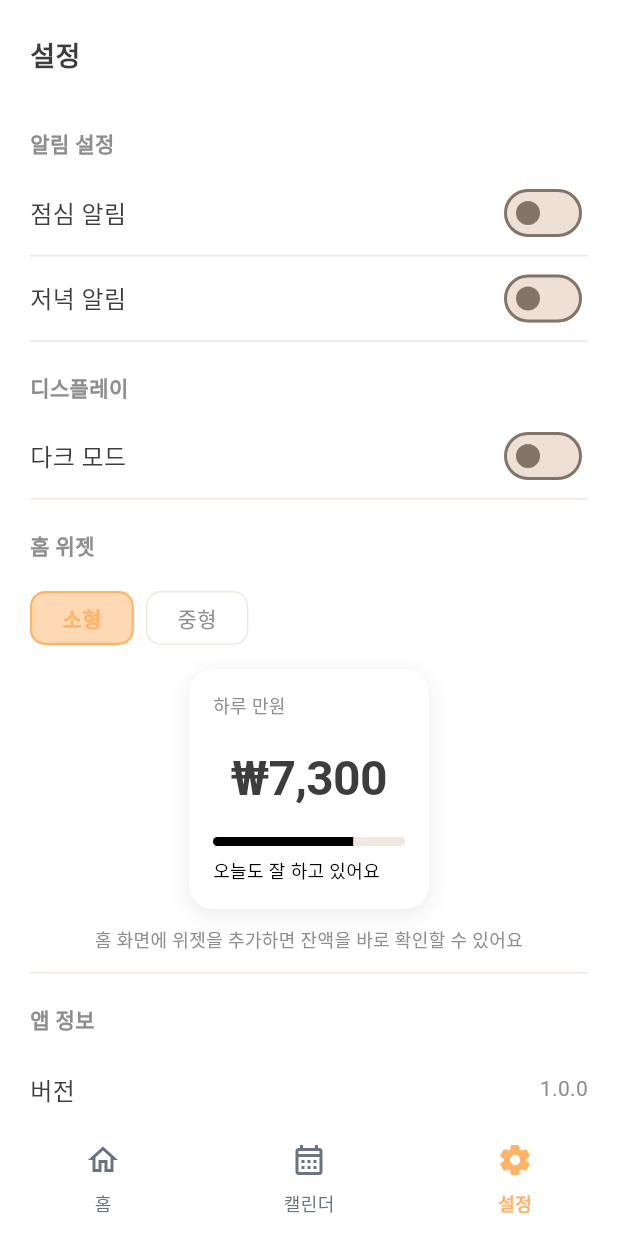
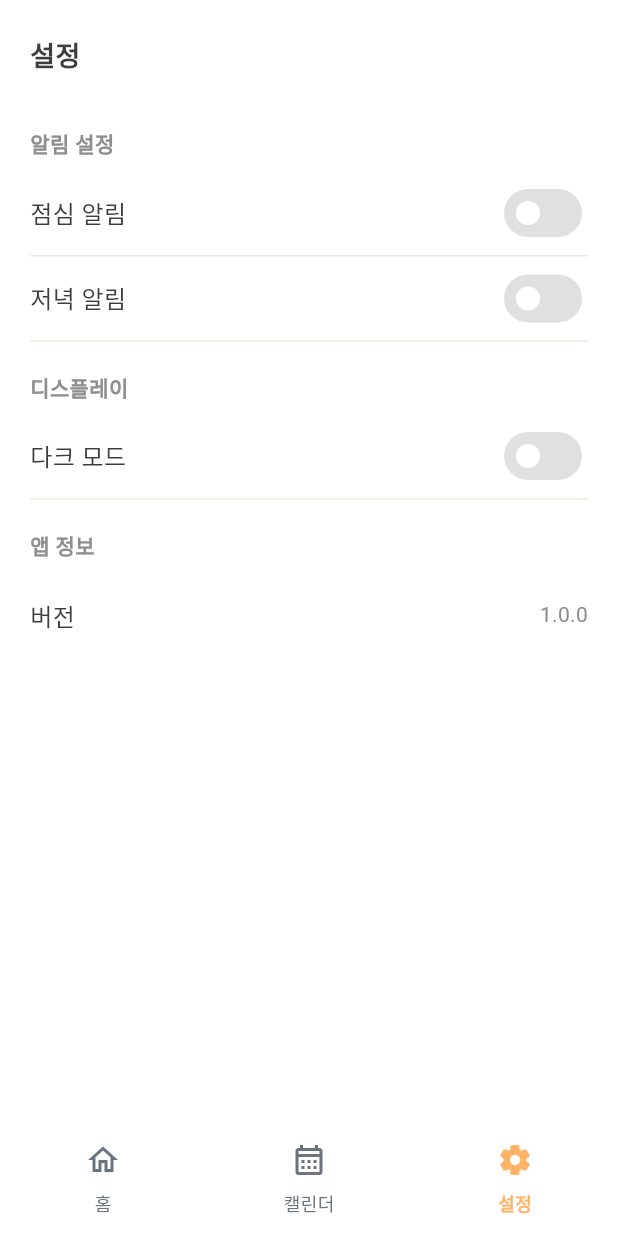
Before and after one commit to seong9566/Daily_manwon, a Flutter app: the screen it shows after launch, item 3 of the bottom bar chosen, on a phone screen of 412 x 824 dp. Run offline on Flutter 3.47's test engine with Material 3 defaults, Android fonts, the phone set to English and light mode, and no system bars; our stand-ins replace drift, drift_flutter, flutter_animate, flutter_local_notifications, flutter_riverpod, freezed_annotation and 6 more; missing offline and left inert: home_widget; accounts and stored records are empty; generated files the repository leaves out were written again; Roboto replaces fonts that are missing (Pretendard); statements that could not run were skipped; project files that could hold a hidden picture were left out.

Commit message:
style: 설정 화면의 스위치 위젯 흑백 테마 적용
- 스위치 on/off 시 기본 테마 색상(블랙 앤 화이트)을 적용하도록 변경
- 다크모드 대응 추가

```diff
--- a/lib/features/settings/presentation/screens/settings_screen.dart
+++ b/lib/features/settings/presentation/screens/settings_screen.dart
@@ -94,9 +94,9 @@ class SettingsScreen extends ConsumerWidget {
                   _divider(isDark),
 
                   // ── 홈 위젯 섹션 ───────────────────────────────────────
-                  _SectionHeader(label: '홈 위젯', isDark: isDark),
-                  _WidgetPreviewSection(isDark: isDark),
-                  _divider(isDark),
+                  // _SectionHeader(label: '홈 위젯', isDark: isDark),
+                  // _WidgetPreviewSection(isDark: isDark),
+                  // _divider(isDark),
 
                   // ── 앱 정보 섹션 ───────────────────────────────────────
                   _SectionHeader(label: '앱 정보', isDark: isDark),
@@ -205,7 +205,13 @@ class _SettingsSwitchTile extends ConsumerWidget {
               child: Switch(
                 value: value,
                 onChanged: onChanged,
-                activeThumbColor: AppColors.primary,
+                activeThumbColor: isDark ? Colors.black : Colors.white,
+                activeTrackColor: isDark ? Colors.white : Colors.black,
+                inactiveThumbColor: isDark ? Colors.grey[400] : Colors.white,
+                inactiveTrackColor: isDark
+                    ? Colors.grey[800]
+                    : Colors.grey[300],
+                trackOutlineColor: WidgetStatePropertyAll(Colors.transparent),
               ),
             ),
           ],
@@ -267,12 +273,12 @@ class _TimePickerTile extends StatelessWidget {
                 style: TextButton.styleFrom(
                   minimumSize: const Size(48, 48),
                   padding: const EdgeInsets.symmetric(horizontal: 8),
-                  foregroundColor: AppColors.primary,
+                  foregroundColor: isDark ? Colors.white : AppColors.primary,
                 ),
                 child: Text(
                   '변경',
                   style: AppTypography.labelMedium.copyWith(
-                    color: AppColors.primary,
+                    color: isDark ? Colors.white : AppColors.primary,
                     fontWeight: FontWeight.w600,
                   ),
                 ),
@@ -553,7 +559,9 @@ class _WidgetPreviewSectionState extends State<_WidgetPreviewSection> {
     final isDark = widget.isDark;
     final textSubColor = isDark ? AppColors.darkTextSub : AppColors.textSub;
     final selectedBg = isDark ? AppColors.darkSurface : AppColors.primaryLight;
-    final unselectedBg = isDark ? AppColors.darkBackground : AppColors.background;
+    final unselectedBg = isDark
+        ? AppColors.darkBackground
+        : AppColors.background;
     final borderColor = isDark ? AppColors.darkDivider : AppColors.divider;
 
     return Padding(
@@ -593,19 +601,14 @@ class _WidgetPreviewSectionState extends State<_WidgetPreviewSection> {
 
           // 선택된 사이즈의 위젯 미리보기 — 가운데 정렬
           Center(
-            child: WidgetPreviewCard(
-              size: _selectedSize,
-              isDark: isDark,
-            ),
+            child: WidgetPreviewCard(size: _selectedSize, isDark: isDark),
           ),
           const SizedBox(height: 12),
 
           // 안내 문구
           Text(
             '홈 화면에 위젯을 추가하면 잔액을 바로 확인할 수 있어요',
-            style: AppTypography.bodySmall.copyWith(
-              color: textSubColor,
-            ),
+            style: AppTypography.bodySmall.copyWith(color: textSubColor),
             textAlign: TextAlign.center,
           ),
         ],
```
